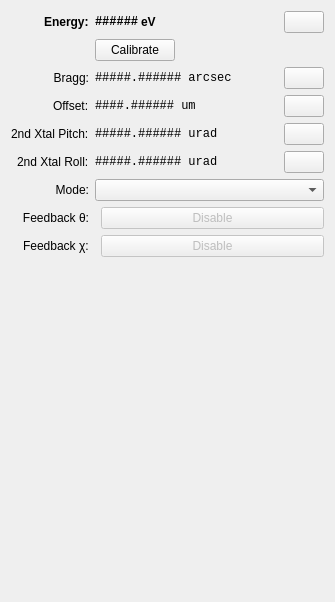
This is src/firefly/devices/axilon_monochromator.ui in spc-group/haven as Qt 5 draws it before an edit. The edited form follows.
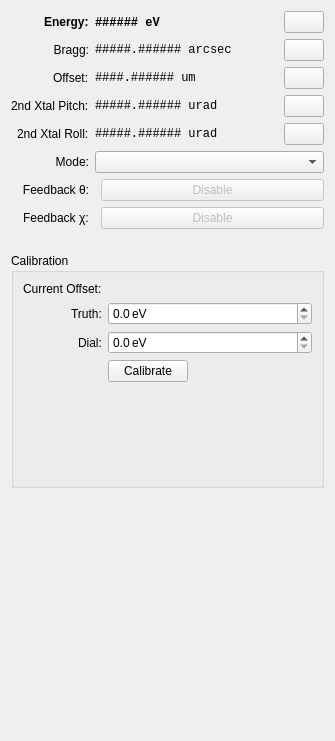
This is the edited form. Icons and pictures are not drawn. Custom widgets are drawn as their Qt base class.

Diff of the .ui file:
```diff
--- a/src/firefly/devices/axilon_monochromator.ui
+++ b/src/firefly/devices/axilon_monochromator.ui
@@ -7,7 +7,7 @@
     <x>0</x>
     <y>0</y>
     <width>335</width>
-    <height>602</height>
+    <height>741</height>
    </rect>
   </property>
   <property name="windowTitle">
@@ -49,8 +49,11 @@
          <property name="toolTip">
           <string>The current readback value for the beamline energy, based on the monochromator setpoint.</string>
          </property>
+         <property name="styleSheet">
+          <string notr="true">font-weight: bold;</string>
+         </property>
          <property name="text">
-          <string>######</string>
+          <string>###### eV</string>
          </property>
          <property name="showUnits" stdset="0">
           <bool>true</bool>
@@ -60,19 +63,6 @@
          </property>
         </widget>
        </item>
-       <item>
-        <widget class="QLabel" name="label_19">
-         <property name="font">
-          <font>
-           <weight>75</weight>
-           <bold>true</bold>
-          </font>
-         </property>
-         <property name="text">
-          <string>eV</string>
-         </property>
-        </widget>
-       </item>
        <item>
         <spacer name="horizontalSpacer_5">
          <property name="orientation">
@@ -134,34 +124,7 @@
        </item>
       </layout>
      </item>
-     <item row="1" column="1">
-      <layout class="QHBoxLayout" name="horizontalLayout_3">
-       <item>
-        <widget class="QPushButton" name="calibrate_button">
-         <property name="toolTip">
-          <string>Open a dialog to adjust the energy calibration of the monochromator.</string>
-         </property>
-         <property name="text">
-          <string>Calibrate</string>
-         </property>
-        </widget>
-       </item>
-       <item>
-        <spacer name="horizontalSpacer">
-         <property name="orientation">
-          <enum>Qt::Horizontal</enum>
-         </property>
-         <property name="sizeHint" stdset="0">
-          <size>
-           <width>40</width>
-           <height>20</height>
-          </size>
-         </property>
-        </spacer>
-       </item>
-      </layout>
-     </item>
-     <item row="2" column="0">
+     <item row="1" column="0">
       <widget class="QLabel" name="label_7">
        <property name="font">
         <font>
@@ -178,7 +141,7 @@
        </property>
       </widget>
      </item>
-     <item row="2" column="1">
+     <item row="1" column="1">
       <layout class="QHBoxLayout" name="horizontalLayout_4">
        <item>
         <widget class="PyDMLabel" name="PyDMLabel_3">
@@ -270,14 +233,14 @@
        </item>
       </layout>
      </item>
-     <item row="3" column="0">
+     <item row="2" column="0">
       <widget class="QLabel" name="label_15">
        <property name="text">
         <string>Offset:</string>
        </property>
       </widget>
      </item>
-     <item row="3" column="1">
+     <item row="2" column="1">
       <layout class="QHBoxLayout" name="horizontalLayout_5">
        <item>
         <widget class="PyDMLabel" name="PyDMLabel_8">
@@ -361,14 +324,14 @@
        </item>
       </layout>
      </item>
-     <item row="4" column="0">
+     <item row="3" column="0">
       <widget class="QLabel" name="label_16">
        <property name="text">
         <string>2nd Xtal Pitch:</string>
        </property>
       </widget>
      </item>
-     <item row="4" column="1">
+     <item row="3" column="1">
       <layout class="QHBoxLayout" name="horizontalLayout_6">
        <item>
         <widget class="PyDMLabel" name="PyDMLabel_6">
@@ -452,14 +415,14 @@
        </item>
       </layout>
      </item>
-     <item row="5" column="0">
+     <item row="4" column="0">
       <widget class="QLabel" name="label_17">
        <property name="text">
         <string>2nd Xtal Roll:</string>
        </property>
       </widget>
      </item>
-     <item row="5" column="1">
+     <item row="4" column="1">
       <layout class="QHBoxLayout" name="horizontalLayout_10">
        <item>
         <layout class="QHBoxLayout" name="horizontalLayout_8">
@@ -553,7 +516,7 @@
        </item>
       </layout>
      </item>
-     <item row="6" column="0">
+     <item row="5" column="0">
       <widget class="QLabel" name="label">
        <property name="text">
         <string>Mode:</string>
@@ -563,7 +526,7 @@
        </property>
       </widget>
      </item>
-     <item row="6" column="1">
+     <item row="5" column="1">
       <widget class="PyDMEnumComboBox" name="PyDMEnumComboBox">
        <property name="toolTip">
         <string/>
@@ -573,7 +536,7 @@
        </property>
       </widget>
      </item>
-     <item row="7" column="0">
+     <item row="6" column="0">
       <widget class="QLabel" name="label_8">
        <property name="text">
         <string>Feedback θ:</string>
@@ -583,7 +546,7 @@
        </property>
       </widget>
      </item>
-     <item row="7" column="1">
+     <item row="6" column="1">
       <layout class="QHBoxLayout" name="horizontalLayout">
        <item>
         <widget class="PyDMByteIndicator" name="PyDMByteIndicator">
@@ -626,14 +589,14 @@
        </item>
       </layout>
      </item>
-     <item row="8" column="0">
+     <item row="7" column="0">
       <widget class="QLabel" name="label_9">
        <property name="text">
         <string>Feedback χ:</string>
        </property>
       </widget>
      </item>
-     <item row="8" column="1">
+     <item row="7" column="1">
       <layout class="QHBoxLayout" name="horizontalLayout_2">
        <item>
         <widget class="PyDMByteIndicator" name="PyDMByteIndicator_2">
@@ -678,6 +641,114 @@
      </item>
     </layout>
    </item>
+   <item>
+    <widget class="QGroupBox" name="groupBox">
+     <property name="title">
+      <string>Calibration</string>
+     </property>
+     <layout class="QFormLayout" name="formLayout">
+      <property name="labelAlignment">
+       <set>Qt::AlignRight|Qt::AlignTrailing|Qt::AlignVCenter</set>
+      </property>
+      <item row="1" column="0">
+       <widget class="QLabel" name="label_4">
+        <property name="text">
+         <string>Current Offset:</string>
+        </property>
+       </widget>
+      </item>
+      <item row="1" column="1">
+       <widget class="PyDMLabel" name="PyDMLabel">
+        <property name="toolTip">
+         <string/>
+        </property>
+        <property name="precision" stdset="0">
+         <number>0</number>
+        </property>
+        <property name="showUnits" stdset="0">
+         <bool>false</bool>
+        </property>
+        <property name="precisionFromPV" stdset="0">
+         <bool>true</bool>
+        </property>
+        <property name="alarmSensitiveContent" stdset="0">
+         <bool>false</bool>
+        </property>
+        <property name="alarmSensitiveBorder" stdset="0">
+         <bool>true</bool>
+        </property>
+        <property name="PyDMToolTip" stdset="0">
+         <string>The current value for the ${DEVICE} calibration offset.</string>
+        </property>
+        <property name="channel" stdset="0">
+         <string>haven://${DEVICE}.transform_offset</string>
+        </property>
+        <property name="enableRichText" stdset="0">
+         <bool>false</bool>
+        </property>
+       </widget>
+      </item>
+      <item row="2" column="0">
+       <widget class="QLabel" name="label_2">
+        <property name="text">
+         <string>Truth:</string>
+        </property>
+       </widget>
+      </item>
+      <item row="2" column="1">
+       <widget class="QDoubleSpinBox" name="truth_spinbox">
+        <property name="suffix">
+         <string> eV</string>
+        </property>
+        <property name="decimals">
+         <number>1</number>
+        </property>
+       </widget>
+      </item>
+      <item row="3" column="0">
+       <widget class="QLabel" name="label_3">
+        <property name="text">
+         <string>Dial:</string>
+        </property>
+       </widget>
+      </item>
+      <item row="3" column="1">
+       <widget class="QDoubleSpinBox" name="dial_spinbox">
+        <property name="suffix">
+         <string> eV</string>
+        </property>
+        <property name="decimals">
+         <number>1</number>
+        </property>
+       </widget>
+      </item>
+      <item row="4" column="1">
+       <layout class="QHBoxLayout" name="horizontalLayout_3">
+        <item>
+         <widget class="QueueserverButton" name="calibrate_button">
+          <property name="text">
+           <string>Calibrate</string>
+          </property>
+         </widget>
+        </item>
+        <item>
+         <spacer name="horizontalSpacer">
+          <property name="orientation">
+           <enum>Qt::Horizontal</enum>
+          </property>
+          <property name="sizeHint" stdset="0">
+           <size>
+            <width>40</width>
+            <height>20</height>
+           </size>
+          </property>
+         </spacer>
+        </item>
+       </layout>
+      </item>
+     </layout>
+    </widget>
+   </item>
    <item>
     <widget class="QLabel" name="label_11">
      <property name="text">
@@ -713,6 +784,11 @@
    <extends>QPushButton</extends>
    <header>pydm.widgets.related_display_button</header>
   </customwidget>
+  <customwidget>
+   <class>QueueserverButton</class>
+   <extends>QPushButton</extends>
+   <header>firefly.queue_button</header>
+  </customwidget>
  </customwidgets>
  <resources/>
  <connections/>
```
Left out of the diff: 4 changed lines with no effect on the pictures.
